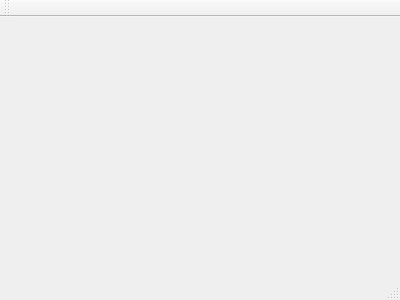
The window that QtCalc/qtcalc.ui (rattle99/QtCalc) describes before a commit, drawn with Qt 5.
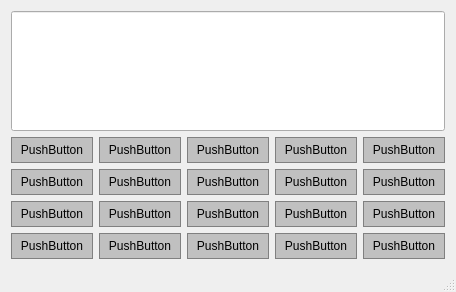
The same window after the commit.

```diff
--- a/QtCalc/qtcalc.ui
+++ b/QtCalc/qtcalc.ui
@@ -1,24 +1,564 @@
 <ui version="4.0">
  <class>QtCalc</class>
- <widget class="QMainWindow" name="QtCalc" >
-  <property name="geometry" >
+ <widget class="QMainWindow" name="QtCalc">
+  <property name="geometry">
    <rect>
     <x>0</x>
     <y>0</y>
-    <width>400</width>
-    <height>300</height>
+    <width>456</width>
+    <height>292</height>
    </rect>
   </property>
   <property name="windowTitle" >
    <string>QtCalc</string>
   </property>
-  <widget class="QMenuBar" name="menuBar" />
-  <widget class="QToolBar" name="mainToolBar" />
-  <widget class="QWidget" name="centralWidget" />
-  <widget class="QStatusBar" name="statusBar" />
+  <widget class="QWidget" name="centralWidget">
+   <layout class="QGridLayout" name="gridLayout">
+    <item row="3" column="2">
+     <widget class="QPushButton" name="pushButton_12">
+      <property name="sizePolicy">
+       <sizepolicy hsizetype="Preferred" vsizetype="Preferred">
+        <horstretch>0</horstretch>
+        <verstretch>0</verstretch>
+       </sizepolicy>
+      </property>
+      <property name="styleSheet">
+       <string notr="true">QPushButton {
+	background-color: #C0C0C0;
+	border: 1px solid gray;
+	padding: 5px;
+}
+
+QPushButton:pressed {
+	background-color: #A9A9A9;
+	border: 1px solid gray;
+	padding: 5px;
+}</string>
+      </property>
+      <property name="text">
+       <string>PushButton</string>
+      </property>
+     </widget>
+    </item>
+    <item row="3" column="1">
+     <widget class="QPushButton" name="pushButton_14">
+      <property name="sizePolicy">
+       <sizepolicy hsizetype="Preferred" vsizetype="Preferred">
+        <horstretch>0</horstretch>
+        <verstretch>0</verstretch>
+       </sizepolicy>
+      </property>
+      <property name="styleSheet">
+       <string notr="true">QPushButton {
+	background-color: #C0C0C0;
+	border: 1px solid gray;
+	padding: 5px;
+}
+
+QPushButton:pressed {
+	background-color: #A9A9A9;
+	border: 1px solid gray;
+	padding: 5px;
+}</string>
+      </property>
+      <property name="text">
+       <string>PushButton</string>
+      </property>
+     </widget>
+    </item>
+    <item row="2" column="2">
+     <widget class="QPushButton" name="pushButton_8">
+      <property name="sizePolicy">
+       <sizepolicy hsizetype="Preferred" vsizetype="Preferred">
+        <horstretch>0</horstretch>
+        <verstretch>0</verstretch>
+       </sizepolicy>
+      </property>
+      <property name="styleSheet">
+       <string notr="true">QPushButton {
+	background-color: #C0C0C0;
+	border: 1px solid gray;
+	padding: 5px;
+}
+
+QPushButton:pressed {
+	background-color: #A9A9A9;
+	border: 1px solid gray;
+	padding: 5px;
+}</string>
+      </property>
+      <property name="text">
+       <string>PushButton</string>
+      </property>
+     </widget>
+    </item>
+    <item row="2" column="4">
+     <widget class="QPushButton" name="pushButton_10">
+      <property name="sizePolicy">
+       <sizepolicy hsizetype="Preferred" vsizetype="Preferred">
+        <horstretch>0</horstretch>
+        <verstretch>0</verstretch>
+       </sizepolicy>
+      </property>
+      <property name="styleSheet">
+       <string notr="true">QPushButton {
+	background-color: #C0C0C0;
+	border: 1px solid gray;
+	padding: 5px;
+}
+
+QPushButton:pressed {
+	background-color: #A9A9A9;
+	border: 1px solid gray;
+	padding: 5px;
+}</string>
+      </property>
+      <property name="text">
+       <string>PushButton</string>
+      </property>
+     </widget>
+    </item>
+    <item row="3" column="4">
+     <widget class="QPushButton" name="pushButton_15">
+      <property name="sizePolicy">
+       <sizepolicy hsizetype="Preferred" vsizetype="Preferred">
+        <horstretch>0</horstretch>
+        <verstretch>0</verstretch>
+       </sizepolicy>
+      </property>
+      <property name="styleSheet">
+       <string notr="true">QPushButton {
+	background-color: #C0C0C0;
+	border: 1px solid gray;
+	padding: 5px;
+}
+
+QPushButton:pressed {
+	background-color: #A9A9A9;
+	border: 1px solid gray;
+	padding: 5px;
+}</string>
+      </property>
+      <property name="text">
+       <string>PushButton</string>
+      </property>
+     </widget>
+    </item>
+    <item row="1" column="4">
+     <widget class="QPushButton" name="pushButton_5">
+      <property name="sizePolicy">
+       <sizepolicy hsizetype="Preferred" vsizetype="Preferred">
+        <horstretch>0</horstretch>
+        <verstretch>0</verstretch>
+       </sizepolicy>
+      </property>
+      <property name="styleSheet">
+       <string notr="true">QPushButton {
+	background-color: #C0C0C0;
+	border: 1px solid gray;
+	padding: 5px;
+}
+
+QPushButton:pressed {
+	background-color: #A9A9A9;
+	border: 1px solid gray;
+	padding: 5px;
+}</string>
+      </property>
+      <property name="text">
+       <string>PushButton</string>
+      </property>
+     </widget>
+    </item>
+    <item row="2" column="3">
+     <widget class="QPushButton" name="pushButton_9">
+      <property name="sizePolicy">
+       <sizepolicy hsizetype="Preferred" vsizetype="Preferred">
+        <horstretch>0</horstretch>
+        <verstretch>0</verstretch>
+       </sizepolicy>
+      </property>
+      <property name="styleSheet">
+       <string notr="true">QPushButton {
+	background-color: #C0C0C0;
+	border: 1px solid gray;
+	padding: 5px;
+}
+
+QPushButton:pressed {
+	background-color: #A9A9A9;
+	border: 1px solid gray;
+	padding: 5px;
+}</string>
+      </property>
+      <property name="text">
+       <string>PushButton</string>
+      </property>
+     </widget>
+    </item>
+    <item row="1" column="3">
+     <widget class="QPushButton" name="pushButton_4">
+      <property name="sizePolicy">
+       <sizepolicy hsizetype="Preferred" vsizetype="Preferred">
+        <horstretch>0</horstretch>
+        <verstretch>0</verstretch>
+       </sizepolicy>
+      </property>
+      <property name="styleSheet">
+       <string notr="true">QPushButton {
+	background-color: #C0C0C0;
+	border: 1px solid gray;
+	padding: 5px;
+}
+
+QPushButton:pressed {
+	background-color: #A9A9A9;
+	border: 1px solid gray;
+	padding: 5px;
+}</string>
+      </property>
+      <property name="text">
+       <string>PushButton</string>
+      </property>
+     </widget>
+    </item>
+    <item row="1" column="1">
+     <widget class="QPushButton" name="pushButton_2">
+      <property name="sizePolicy">
+       <sizepolicy hsizetype="Preferred" vsizetype="Preferred">
+        <horstretch>0</horstretch>
+        <verstretch>0</verstretch>
+       </sizepolicy>
+      </property>
+      <property name="styleSheet">
+       <string notr="true">QPushButton {
+	background-color: #C0C0C0;
+	border: 1px solid gray;
+	padding: 5px;
+}
+
+QPushButton:pressed {
+	background-color: #A9A9A9;
+	border: 1px solid gray;
+	padding: 5px;
+}</string>
+      </property>
+      <property name="text">
+       <string>PushButton</string>
+      </property>
+     </widget>
+    </item>
+    <item row="1" column="2">
+     <widget class="QPushButton" name="pushButton_3">
+      <property name="sizePolicy">
+       <sizepolicy hsizetype="Preferred" vsizetype="Preferred">
+        <horstretch>0</horstretch>
+        <verstretch>0</verstretch>
+       </sizepolicy>
+      </property>
+      <property name="styleSheet">
+       <string notr="true">QPushButton {
+	background-color: #C0C0C0;
+	border: 1px solid gray;
+	padding: 5px;
+}
+
+QPushButton:pressed {
+	background-color: #A9A9A9;
+	border: 1px solid gray;
+	padding: 5px;
+}</string>
+      </property>
+      <property name="text">
+       <string>PushButton</string>
+      </property>
+     </widget>
+    </item>
+    <item row="3" column="0">
+     <widget class="QPushButton" name="pushButton_11">
+      <property name="sizePolicy">
+       <sizepolicy hsizetype="Preferred" vsizetype="Preferred">
+        <horstretch>0</horstretch>
+        <verstretch>0</verstretch>
+       </sizepolicy>
+      </property>
+      <property name="styleSheet">
+       <string notr="true">QPushButton {
+	background-color: #C0C0C0;
+	border: 1px solid gray;
+	padding: 5px;
+}
+
+QPushButton:pressed {
+	background-color: #A9A9A9;
+	border: 1px solid gray;
+	padding: 5px;
+}</string>
+      </property>
+      <property name="text">
+       <string>PushButton</string>
+      </property>
+     </widget>
+    </item>
+    <item row="2" column="0">
+     <widget class="QPushButton" name="pushButton_6">
+      <property name="sizePolicy">
+       <sizepolicy hsizetype="Preferred" vsizetype="Preferred">
+        <horstretch>0</horstretch>
+        <verstretch>0</verstretch>
+       </sizepolicy>
+      </property>
+      <property name="styleSheet">
+       <string notr="true">QPushButton {
+	background-color: #C0C0C0;
+	border: 1px solid gray;
+	padding: 5px;
+}
+
+QPushButton:pressed {
+	background-color: #A9A9A9;
+	border: 1px solid gray;
+	padding: 5px;
+}</string>
+      </property>
+      <property name="text">
+       <string>PushButton</string>
+      </property>
+     </widget>
+    </item>
+    <item row="2" column="1">
+     <widget class="QPushButton" name="pushButton_7">
+      <property name="sizePolicy">
+       <sizepolicy hsizetype="Preferred" vsizetype="Preferred">
+        <horstretch>0</horstretch>
+        <verstretch>0</verstretch>
+       </sizepolicy>
+      </property>
+      <property name="styleSheet">
+       <string notr="true">QPushButton {
+	background-color: #C0C0C0;
+	border: 1px solid gray;
+	padding: 5px;
+}
+
+QPushButton:pressed {
+	background-color: #A9A9A9;
+	border: 1px solid gray;
+	padding: 5px;
+}</string>
+      </property>
+      <property name="text">
+       <string>PushButton</string>
+      </property>
+     </widget>
+    </item>
+    <item row="3" column="3">
+     <widget class="QPushButton" name="pushButton_13">
+      <property name="sizePolicy">
+       <sizepolicy hsizetype="Preferred" vsizetype="Preferred">
+        <horstretch>0</horstretch>
+        <verstretch>0</verstretch>
+       </sizepolicy>
+      </property>
+      <property name="styleSheet">
+       <string notr="true">QPushButton {
+	background-color: #C0C0C0;
+	border: 1px solid gray;
+	padding: 5px;
+}
+
+QPushButton:pressed {
+	background-color: #A9A9A9;
+	border: 1px solid gray;
+	padding: 5px;
+}</string>
+      </property>
+      <property name="text">
+       <string>PushButton</string>
+      </property>
+     </widget>
+    </item>
+    <item row="1" column="0">
+     <widget class="QPushButton" name="pushButton">
+      <property name="sizePolicy">
+       <sizepolicy hsizetype="Preferred" vsizetype="Preferred">
+        <horstretch>0</horstretch>
+        <verstretch>0</verstretch>
+       </sizepolicy>
+      </property>
+      <property name="styleSheet">
+       <string notr="true">QPushButton {
+	background-color: #C0C0C0;
+	border: 1px solid gray;
+	padding: 5px;
+}
+
+QPushButton:pressed {
+	background-color: #A9A9A9;
+	border: 1px solid gray;
+	padding: 5px;
+}</string>
+      </property>
+      <property name="text">
+       <string>PushButton</string>
+      </property>
+     </widget>
+    </item>
+    <item row="4" column="0">
+     <widget class="QPushButton" name="pushButton_17">
+      <property name="sizePolicy">
+       <sizepolicy hsizetype="Preferred" vsizetype="Preferred">
+        <horstretch>0</horstretch>
+        <verstretch>0</verstretch>
+       </sizepolicy>
+      </property>
+      <property name="styleSheet">
+       <string notr="true">QPushButton {
+	background-color: #C0C0C0;
+	border: 1px solid gray;
+	padding: 5px;
+}
+
+QPushButton:pressed {
+	background-color: #A9A9A9;
+	border: 1px solid gray;
+	padding: 5px;
+}</string>
+      </property>
+      <property name="text">
+       <string>PushButton</string>
+      </property>
+     </widget>
+    </item>
+    <item row="4" column="1">
+     <widget class="QPushButton" name="pushButton_18">
+      <property name="sizePolicy">
+       <sizepolicy hsizetype="Preferred" vsizetype="Preferred">
+        <horstretch>0</horstretch>
+        <verstretch>0</verstretch>
+       </sizepolicy>
+      </property>
+      <property name="styleSheet">
+       <string notr="true">QPushButton {
+	background-color: #C0C0C0;
+	border: 1px solid gray;
+	padding: 5px;
+}
+
+QPushButton:pressed {
+	background-color: #A9A9A9;
+	border: 1px solid gray;
+	padding: 5px;
+}</string>
+      </property>
+      <property name="text">
+       <string>PushButton</string>
+      </property>
+     </widget>
+    </item>
+    <item row="4" column="2">
+     <widget class="QPushButton" name="pushButton_16">
+      <property name="sizePolicy">
+       <sizepolicy hsizetype="Preferred" vsizetype="Preferred">
+        <horstretch>0</horstretch>
+        <verstretch>0</verstretch>
+       </sizepolicy>
+      </property>
+      <property name="styleSheet">
+       <string notr="true">QPushButton {
+	background-color: #C0C0C0;
+	border: 1px solid gray;
+	padding: 5px;
+}
+
+QPushButton:pressed {
+	background-color: #A9A9A9;
+	border: 1px solid gray;
+	padding: 5px;
+}</string>
+      </property>
+      <property name="text">
+       <string>PushButton</string>
+      </property>
+     </widget>
+    </item>
+    <item row="4" column="3">
+     <widget class="QPushButton" name="pushButton_19">
+      <property name="sizePolicy">
+       <sizepolicy hsizetype="Preferred" vsizetype="Preferred">
+        <horstretch>0</horstretch>
+        <verstretch>0</verstretch>
+       </sizepolicy>
+      </property>
+      <property name="styleSheet">
+       <string notr="true">QPushButton {
+	background-color: #C0C0C0;
+	border: 1px solid gray;
+	padding: 5px;
+}
+
+QPushButton:pressed {
+	background-color: #A9A9A9;
+	border: 1px solid gray;
+	padding: 5px;
+}</string>
+      </property>
+      <property name="text">
+       <string>PushButton</string>
+      </property>
+     </widget>
+    </item>
+    <item row="4" column="4">
+     <widget class="QPushButton" name="pushButton_20">
+      <property name="sizePolicy">
+       <sizepolicy hsizetype="Preferred" vsizetype="Preferred">
+        <horstretch>0</horstretch>
+        <verstretch>0</verstretch>
+       </sizepolicy>
+      </property>
+      <property name="styleSheet">
+       <string notr="true">QPushButton {
+	background-color: #C0C0C0;
+	border: 1px solid gray;
+	padding: 5px;
+}
+
+QPushButton:pressed {
+	background-color: #A9A9A9;
+	border: 1px solid gray;
+	padding: 5px;
+}</string>
+      </property>
+      <property name="text">
+       <string>PushButton</string>
+      </property>
+     </widget>
+    </item>
+    <item row="0" column="0" colspan="5">
+     <widget class="QLineEdit" name="Display">
+      <property name="sizePolicy">
+       <sizepolicy hsizetype="Preferred" vsizetype="Expanding">
+        <horstretch>0</horstretch>
+        <verstretch>0</verstretch>
+       </sizepolicy>
+      </property>
+     </widget>
+    </item>
+   </layout>
+  </widget>
+  <widget class="QMenuBar" name="menuBar">
+   <property name="geometry">
+    <rect>
+     <x>0</x>
+     <y>0</y>
+     <width>456</width>
+     <height>30</height>
+    </rect>
+   </property>
+  </widget>
+  <widget class="QStatusBar" name="statusBar"/>
  </widget>
- <layoutDefault spacing="6" margin="11" />
- <pixmapfunction></pixmapfunction>
+ <layoutdefault spacing="6" margin="11"/>
  <resources/>
  <connections/>
 </ui>
```
Left out of the diff: 3 changed lines with no effect on the pictures.
